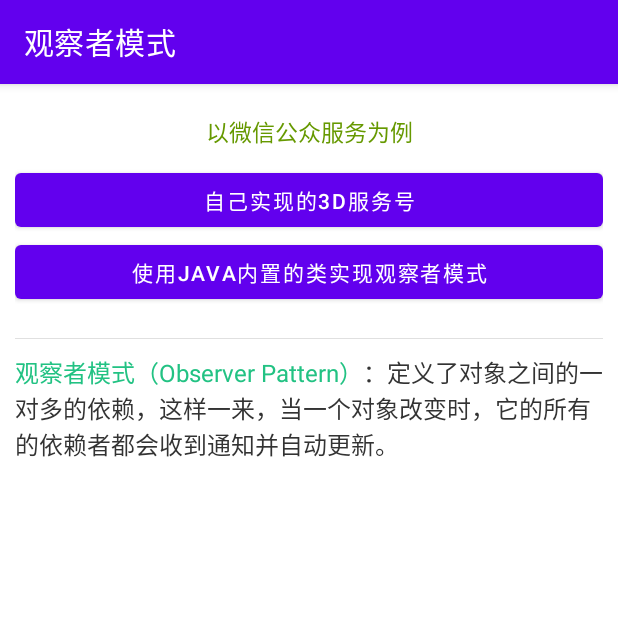
After one commit to YangShuo-git/DesignPatten, an Android app: the ObserverActivity screen opened directly, with no data from a screen before it, on a phone screen of 412 x 824 dp, the top half of it. The commit adds this screen. Run offline under Robolectric (Android 15) with nearby library versions, the phone set to English and light mode, and no system bars; our stand-ins replace data binding.

Commit message:
Observer

```diff
--- a/app/src/main/AndroidManifest.xml
+++ b/app/src/main/AndroidManifest.xml
@@ -21,6 +21,7 @@
         </activity>
 
         <activity android:name=".singleton.SingletonActivity" />
+        <activity android:name=".observer.ObserverActivity" />
     </application>
 
 </manifest>
--- a/app/src/main/java/com/example/designpattern/MainActivity.java
+++ b/app/src/main/java/com/example/designpattern/MainActivity.java
@@ -9,6 +9,7 @@ import android.os.Bundle;
 import android.view.View;
 
 import com.example.designpattern.databinding.ActivityMainBinding;
+import com.example.designpattern.observer.ObserverActivity;
 import com.example.designpattern.singleton.SingletonActivity;
 
 import java.util.Arrays;
@@ -21,10 +22,10 @@ import me.jingbin.library.decoration.GridSpaceItemDecoration;
 public class MainActivity extends AppCompatActivity {
     private ActivityMainBinding binding;
     private String[] patterns = {
-            "单例设计模式"
+            "单例模式", "观察者模式",
     };
     private Class[] classes = {
-            SingletonActivity.class
+            SingletonActivity.class, ObserverActivity.class,
     };
 
     @Override
--- /dev/null
+++ b/app/src/main/java/com/example/designpattern/observer/ObserverActivity.java
@@ -0,0 +1,100 @@
+package com.example.designpattern.observer;
+
+import android.os.Bundle;
+import android.view.View;
+
+import androidx.appcompat.app.AppCompatActivity;
+import androidx.databinding.DataBindingUtil;
+
+import com.example.designpattern.R;
+import com.example.designpattern.app.AppConstant;
+import com.example.designpattern.app.EMTagHandler;
+import com.example.designpattern.databinding.ActivityObserverBinding;
+import com.example.designpattern.observer.classs.SubbjectFor3D;
+import com.example.designpattern.observer.classs.ObserverUser1;
+import com.example.designpattern.observer.classs.ObserverUser2;
+import com.example.designpattern.observer.javautil.ObserverJava;
+import com.example.designpattern.observer.javautil.SubjectFor3d;
+import com.example.designpattern.observer.javautil.SubjectForSSQ;
+
+/**
+ * 可以看出，使用Java内置的类实现观察者模式，代码非常简洁，
+ * addObserver,removeObserver,notifyObservers都已经为实现了，
+ * 所有可以看出Observable（主题）是一个类，而不是一个接口，
+ * 基本上书上都对于Java的如此设计抱有反面的态度，觉得Java内置的观察者模式，
+ * 违法了面向接口编程这个原则，其实不然；
+ * 比如这里自己实现的观察者模式，如果想继续添加很多个主题，
+ * 每个主题的addObserver,removeObserver,notifyObservers代码基本都是相同的，
+ * 接口是无法实现代码复用，而且也没有办法使用组合的模式实现这三个方法的复用，
+ * 所以这里把这三个方法在类中实现是合理的。
+ */
+public class ObserverActivity extends AppCompatActivity implements View.OnClickListener {
+
+    private SubbjectFor3D subbjectFor3D;
+    private ObserverUser1 observerUser1;
+    private ObserverUser2 observerUser2;
+
+    @Override
+    protected void onCreate(Bundle savedInstanceState) {
+        super.onCreate(savedInstanceState);
+        ActivityObserverBinding binding = DataBindingUtil.setContentView(this, R.layout.activity_observer);
+        setTitle("观察者模式");
+        binding.tvDefine.setText(EMTagHandler.fromHtml(AppConstant.OBSERVER_DEFINE));
+
+        binding.btMyself.setOnClickListener(this);
+        binding.btSystem.setOnClickListener(this);
+    }
+
+
+    @Override
+    public void onClick(View v) {
+        switch (v.getId()) {
+            case R.id.bt_myself:// 自己实现的观察者模式
+                // 创建服务号
+                subbjectFor3D = new SubbjectFor3D();
+
+                // 创建两个订阅者
+                observerUser1 = new ObserverUser1(subbjectFor3D);
+                observerUser2 = new ObserverUser2(subbjectFor3D);
+
+                // 主题更新信息
+                subbjectFor3D.setMsg("201610121 的3D号为:127");
+                break;
+            case R.id.bt_system: //使用Java内置的类实现观察者模式
+                loadSystemObserver();
+                break;
+            default:
+                break;
+        }
+    }
+
+    /**
+     * 系统的观察者接口
+     */
+    private void loadSystemObserver() {
+        // 创建2个服务号
+        SubjectFor3d subjectFor3d = new SubjectFor3d();
+        SubjectForSSQ subjectForSSQ = new SubjectForSSQ();
+
+        // 创建订阅者
+        ObserverJava observerJava = new ObserverJava();
+        observerJava.registerSubject(subjectFor3d);
+        observerJava.registerSubject(subjectForSSQ);
+
+        // 主题更新信息
+        subjectFor3d.setMsg("3d nums : 110 ");
+        subjectForSSQ.setMsg("ssq nums : 12,13,31,5,4,3 15");
+    }
+
+    @Override
+    protected void onStop() {
+        super.onStop();
+        if (observerUser1 != null) {
+            subbjectFor3D.removeObserver(observerUser1);
+        }
+        if (observerUser2 != null) {
+            subbjectFor3D.removeObserver(observerUser2);
+        }
+        subbjectFor3D = null;
+    }
+}
--- /dev/null
+++ b/app/src/main/res/layout/activity_observer.xml
@@ -0,0 +1,52 @@
+<?xml version="1.0" encoding="utf-8"?>
+<layout xmlns:android="http://schemas.android.com/apk/res/android">
+
+    <LinearLayout xmlns:tools="http://schemas.android.com/tools"
+        android:id="@+id/activity_observer"
+        android:layout_width="match_parent"
+        android:layout_height="match_parent"
+        android:orientation="vertical"
+        android:paddingLeft="@dimen/activity_horizontal_margin"
+        android:paddingTop="@dimen/activity_vertical_margin"
+        android:paddingRight="@dimen/activity_horizontal_margin"
+        android:paddingBottom="@dimen/activity_vertical_margin"
+        tools:context="com.example.jingbin.designpattern.observer.ObserverActivity">
+
+        <TextView
+            android:layout_width="match_parent"
+            android:layout_height="wrap_content"
+            android:layout_marginTop="10dp"
+            android:layout_marginBottom="10dp"
+            android:gravity="center"
+            android:text="以微信公众服务为例"
+            android:textColor="@android:color/holo_green_dark"
+            android:textSize="15sp" />
+
+        <Button
+            android:id="@+id/bt_myself"
+            android:layout_width="match_parent"
+            android:layout_height="wrap_content"
+            android:text="自己实现的3D服务号" />
+
+        <Button
+            android:id="@+id/bt_system"
+            android:layout_width="match_parent"
+            android:layout_height="wrap_content"
+            android:text="使用Java内置的类实现观察者模式" />
+
+        <View
+            android:layout_width="match_parent"
+            android:layout_height="1px"
+            android:layout_marginTop="20dp"
+            android:background="@color/line" />
+
+        <TextView
+            android:id="@+id/tv_define"
+            android:layout_width="match_parent"
+            android:layout_height="wrap_content"
+            android:layout_marginTop="10dp"
+            android:textColor="#333333"
+            android:textSize="16sp" />
+
+    </LinearLayout>
+</layout>
```
Also changed, not shown: app/src/main/java/com/example/designpattern/observer/classs/ObserverUser1.java (added, +17 -0 lines), app/src/main/java/com/example/designpattern/observer/classs/ObserverUser2.java (added, +17 -0 lines), app/src/main/java/com/example/designpattern/observer/classs/SubbjectFor3D.java (added, +48 -0 lines), app/src/main/java/com/example/designpattern/observer/interfaces/Observer.java (added, +8 -0 lines), app/src/main/java/com/example/designpattern/observer/interfaces/Subject.java (added, +13 -0 lines), app/src/main/java/com/example/designpattern/observer/javautil/ObserverJava.java (added, +31 -0 lines), app/src/main/java/com/example/designpattern/observer/javautil/SubjectFor3d.java (added, +25 -0 lines), app/src/main/java/com/example/designpattern/observer/javautil/SubjectForSSQ.java (added, +25 -0 lines).
